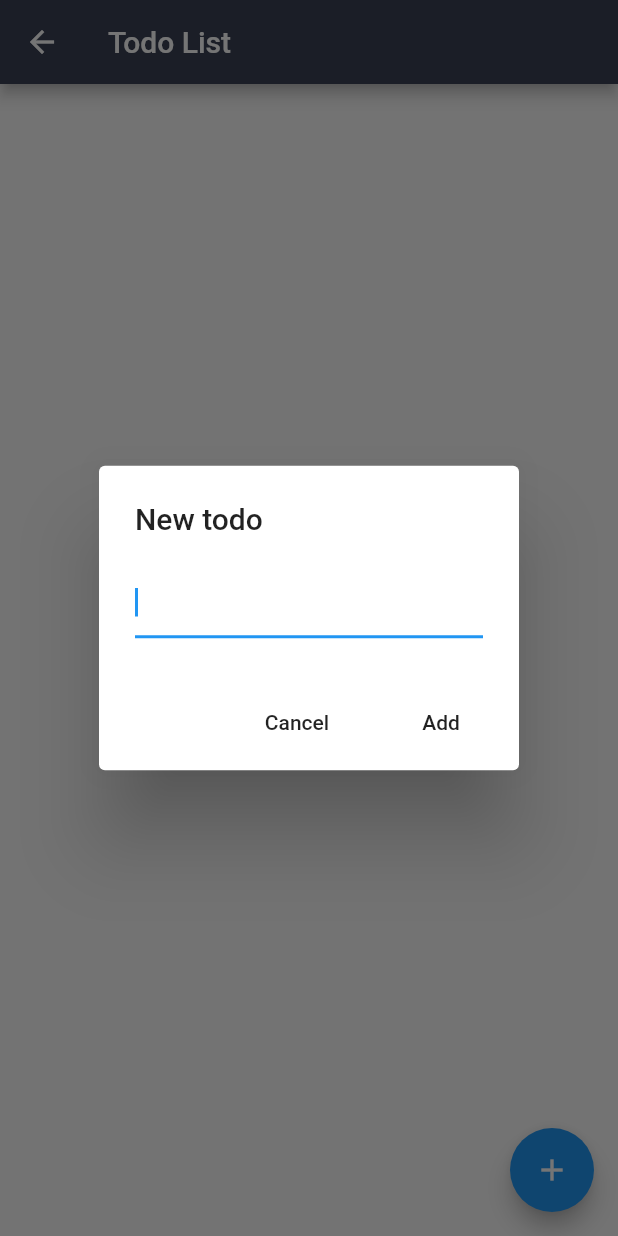
After one commit to huangang/yuanji, a Flutter app: the TodoListScreen screen opened by its route, after a tap on the "add" icon, on a phone screen of 412 x 824 dp. The commit adds this screen. Run offline on Flutter 3.47's test engine with Material 2 defaults, Android fonts, the phone set to English and light mode, and no system bars; our stand-ins replace dio, extended_image, geolocator, sticky_headers, timeago; missing offline and left inert: audioplayer, flutter_webview_plugin; network calls fail.

Commit message:
add todolist

```diff
--- a/lib/main.dart
+++ b/lib/main.dart
@@ -2,6 +2,7 @@ import 'package:flutter/material.dart';
 import './home.dart';
 import './page/daily_one.dart';
 import './page/rand_image.dart';
+import './page/todolist/todo_list_screen.dart';
 void main() => runApp(MyApp());
 
 class MyApp extends StatelessWidget {
@@ -14,6 +15,7 @@ class MyApp extends StatelessWidget {
         '/': (context) => new HomePageWidget(),
         '/daily_one': (context) => new DailyOne(),
         '/rand_image': (context) => new RandImage(),
+        '/todolist': (context) => new TodoListScreen(),
       },
       title: '猿集',
       theme: new ThemeData(primaryColor: Color.fromRGBO(58, 66, 86, 1.0)),
--- a/lib/page/more.dart
+++ b/lib/page/more.dart
@@ -96,6 +96,11 @@ List getMore() {
       title: '随机图片',
       icon: Icon(Icons.image_aspect_ratio, color: Colors.white),
       path: '/rand_image'
+    ),
+    MoreMdel(
+      title: 'todolist',
+      icon: Icon(Icons.info, color: Colors.white),
+      path: '/todolist'
     )
   ];
 }
--- /dev/null
+++ b/lib/page/todolist/new_todo_dialog.dart
@@ -0,0 +1,35 @@
+import 'package:flutter/material.dart';
+
+import './todo.dart';
+
+class NewTodoDialog extends StatelessWidget {
+  final controller = new TextEditingController();
+
+  @override
+  Widget build(BuildContext context) {
+    return AlertDialog(
+      title: Text('New todo'),
+      content: TextField(
+        controller: controller,
+        autofocus: true,
+      ),
+      actions: <Widget>[
+        FlatButton(
+          child: Text('Cancel'),
+          onPressed: () {
+            Navigator.of(context).pop();
+          },
+        ),
+        FlatButton(
+          child: Text('Add'),
+          onPressed: () {
+            final todo = new Todo(title: controller.value.text);
+            controller.clear();
+
+            Navigator.of(context).pop(todo);
+          },
+        ),
+      ],
+    );
+  }
+}
--- /dev/null
+++ b/lib/page/todolist/todo.dart
@@ -0,0 +1,6 @@
+class Todo {
+  Todo({this.title, this.isDone = false});
+
+  String title;
+  bool isDone;
+}
--- /dev/null
+++ b/lib/page/todolist/todo_list.dart
@@ -0,0 +1,32 @@
+import 'package:flutter/material.dart';
+
+import './todo.dart';
+
+typedef ToggleTodoCallback = void Function(Todo, bool);
+
+class TodoList extends StatelessWidget {
+  TodoList({@required this.todos, this.onTodoToggle});
+
+  final List<Todo> todos;
+  final ToggleTodoCallback onTodoToggle;
+
+  Widget _buildItem(BuildContext context, int index) {
+    final todo = todos[index];
+
+    return CheckboxListTile(
+      value: todo.isDone,
+      title: Text(todo.title),
+      onChanged: (bool isChecked) {
+        onTodoToggle(todo, isChecked);
+      },
+    );
+  }
+
+  @override
+  Widget build(BuildContext context) {
+    return ListView.builder(
+      itemBuilder: _buildItem,
+      itemCount: todos.length,
+    );
+  }
+}
--- /dev/null
+++ b/lib/page/todolist/todo_list_screen.dart
@@ -0,0 +1,50 @@
+import 'package:flutter/material.dart';
+import './todo.dart';
+
+import './new_todo_dialog.dart';
+import './todo_list.dart';
+
+class TodoListScreen extends StatefulWidget {
+  @override
+  _TodoListScreenState createState() => _TodoListScreenState();
+}
+
+class _TodoListScreenState extends State<TodoListScreen> {
+  List<Todo> todos = [];
+
+  _toggleTodo(Todo todo, bool isChecked) {
+    setState(() {
+      todo.isDone = isChecked;
+    });
+  }
+
+  _addTodo() async {
+    final todo = await showDialog<Todo>(
+      context: context,
+      builder: (BuildContext context) {
+        return NewTodoDialog();
+      },
+    );
+
+    if (todo != null) {
+      setState(() {
+        todos.add(todo);
+      });
+    }
+  }
+
+  @override
+  Widget build(BuildContext context) {
+    return Scaffold(
+      appBar: AppBar(title: Text('Todo List')),
+      body: TodoList(
+        todos: todos,
+        onTodoToggle: _toggleTodo,
+      ),
+      floatingActionButton: FloatingActionButton(
+        child: Icon(Icons.add),
+        onPressed: _addTodo,
+      ),
+    );
+  }
+}
```
